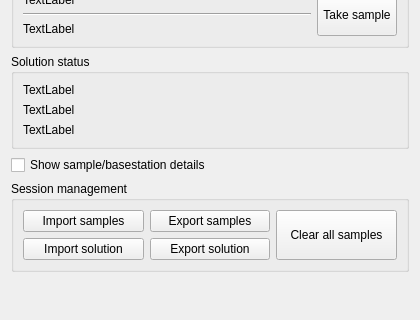
Above: src/cfclient/ui/widgets/geo_estimator.ui from bitcraze/crazyflie-clients-python before the change; both pictures show x 0 to 420 and y 173 to 493 of the 420 by 793 pixel window. Below: the same form after it.
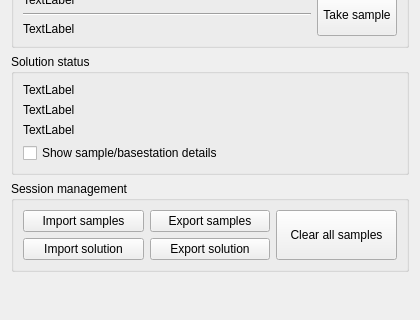
That is the form after the change.

Commit message: Moved details checkbox into solution  status box

Patch:
```diff
--- a/src/cfclient/ui/widgets/geo_estimator.ui
+++ b/src/cfclient/ui/widgets/geo_estimator.ui
@@ -488,11 +488,6 @@
             </property>
            </widget>
           </item>
-         </layout>
-        </widget>
-       </item>
-       <item>
-        <layout class="QHBoxLayout" name="horizontalLayout_8">
          <item>
           <widget class="QCheckBox" name="_details_checkbox">
            <property name="text">
@@ -500,20 +495,11 @@
            </property>
           </widget>
          </item>
-         <item>
-          <spacer name="horizontalSpacer">
-           <property name="orientation">
-            <enum>Qt::Orientation::Horizontal</enum>
-           </property>
-           <property name="sizeHint" stdset="0">
-            <size>
-             <width>40</width>
-             <height>20</height>
-            </size>
-           </property>
-          </spacer>
-         </item>
-        </layout>
+         </layout>
+        </widget>
+       </item>
+       <item>
+        <layout class="QHBoxLayout" name="horizontalLayout_8"/>
        </item>
        <item>
         <widget class="QGroupBox" name="_session_management_group_box">
```
Lines whose indentation alone changed are shown as unchanged.
